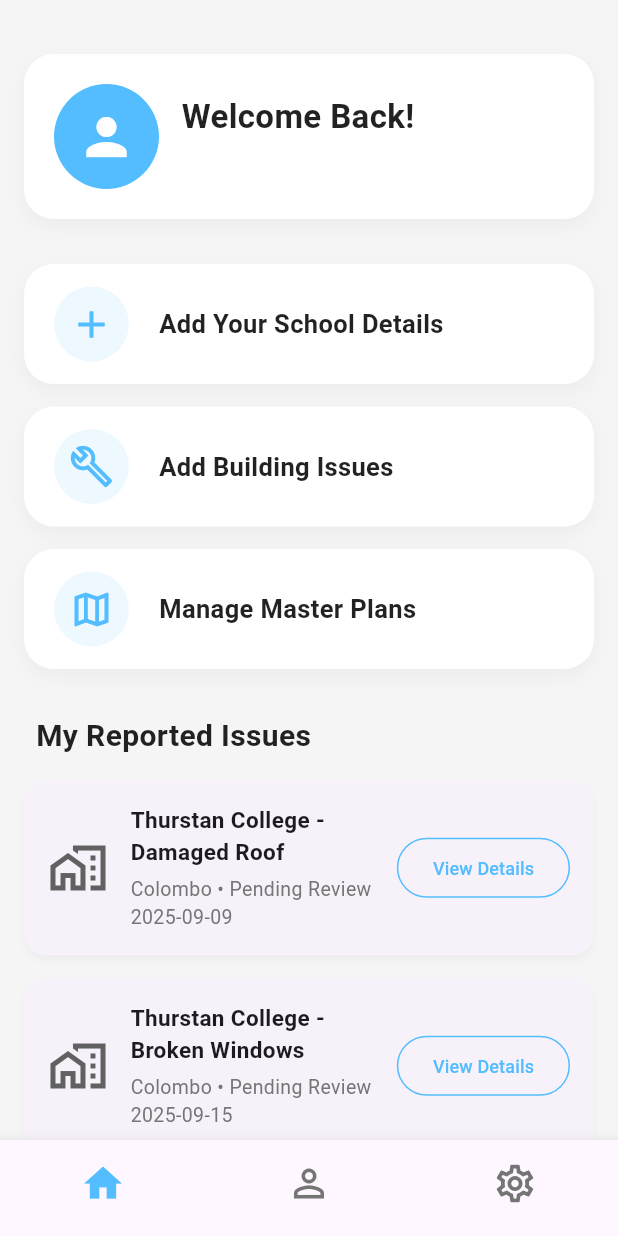
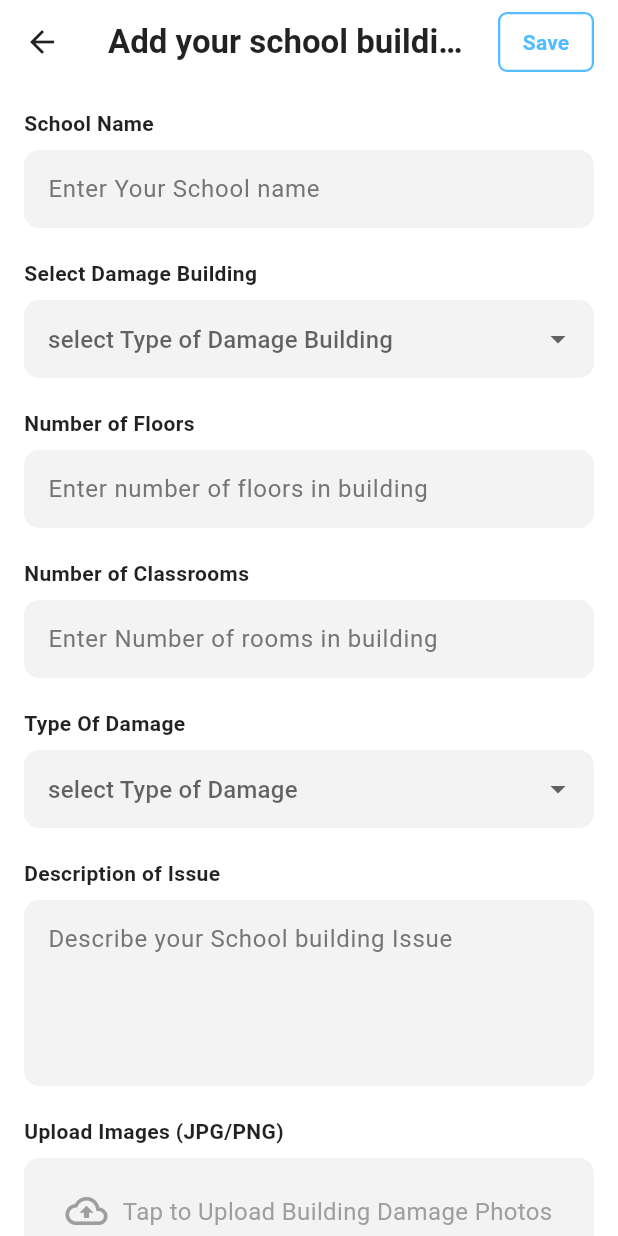
Before and after one commit to IrrigationDepartment/BuildCare, a Flutter app: the PrincipalDashboard screen opened directly with empty values, after a tap on "Add Building Issues", on a phone screen of 412 x 824 dp. Run offline on Flutter 3.47's test engine with Material 3 defaults, Android fonts, the phone set to English and light mode, and no system bars; our stand-ins replace cloud_firestore, firebase_auth, firebase_core, image_picker; accounts and stored records are empty; network calls fail.

Commit message:
updated
created add_building_issues_page.dart file

```diff
--- /dev/null
+++ b/lib/screens/Principal/add_building_issues_page.dart
@@ -0,0 +1,436 @@
+import 'package:flutter/material.dart';
+import 'package:intl/intl.dart';
+import 'package:image_picker/image_picker.dart'; // 💡 New import for image picking
+import 'dart:io'; // To handle the File type
+
+class AddBuildingIssuesPage extends StatefulWidget {
+  const AddBuildingIssuesPage({super.key});
+
+  @override
+  State<AddBuildingIssuesPage> createState() => _AddBuildingIssuesPageState();
+}
+
+class _AddBuildingIssuesPageState extends State<AddBuildingIssuesPage> {
+  final _formKey = GlobalKey<FormState>();
+
+  final TextEditingController _schoolNameController = TextEditingController();
+  final TextEditingController _floorsController = TextEditingController();
+  final TextEditingController _classroomsController = TextEditingController();
+  final TextEditingController _descriptionController = TextEditingController();
+  final TextEditingController _dateController = TextEditingController();
+
+  String? _selectedBuilding;
+  String? _selectedDamageType;
+  DateTime? _selectedDate;
+
+  // 💡 New state variable to hold the selected image file(s)
+  final List<File> _selectedImages = [];
+  final ImagePicker _picker = ImagePicker();
+
+  static const Color _primaryColor = Color(0xFF53BDFF);
+  static const Color _textFieldBackgroundColor = Color(0xFFF3F3F3);
+
+  final List<String> _buildingTypes = [
+    'Academic Classroom', 'Office', 'Science Lab', 'Technology Lab', 'Library',
+    'Hostel', 'Computer Lab', 'Dahampasala Lab', 'Store Room', 'Auditorium',
+    'Main Hall', 'Changing Room', 'Security Room', 'Wash Room', 'Boundary Wall'
+  ];
+
+  final List<String> _damageTypes = [
+    'Foundation & Wall Damage', 'Roofing Damage', 'Utility Damage (Electricity/Water)',
+    'Floor Damage', 'Plumbing/Draining Structural Issue', 'Windows/Doors Frame Damage',
+    'Staircase & Corridor Damage'
+  ];
+
+  @override
+  void dispose() {
+    _schoolNameController.dispose();
+    _floorsController.dispose();
+    _classroomsController.dispose();
+    _descriptionController.dispose();
+    _dateController.dispose();
+    super.dispose();
+  }
+
+  // Function to show the Date Picker
+  Future<void> _selectDate(BuildContext context) async {
+    final DateTime? picked = await showDatePicker(
+      context: context,
+      initialDate: _selectedDate ?? DateTime.now(),
+      firstDate: DateTime(2000),
+      lastDate: DateTime.now(),
+      builder: (context, child) {
+        return Theme(
+          data: ThemeData.light().copyWith(
+            colorScheme: const ColorScheme.light(
+              primary: _primaryColor, // Primary color for date picker
+              onPrimary: Colors.white,
+              onSurface: Colors.black87,
+            ),
+          ),
+          child: child!,
+        );
+      },
+    );
+    if (picked != null && picked != _selectedDate) {
+      setState(() {
+        _selectedDate = picked;
+        _dateController.text = DateFormat('yyyy-MM-dd').format(picked);
+      });
+    }
+  }
+
+  // 💡 New function to pick an image
+  Future<void> _pickImage() async {
+    final XFile? pickedFile = await _picker.pickImage(
+      source: ImageSource.gallery,
+      imageQuality: 70,
+    );
+
+    if (pickedFile != null) {
+      setState(() {
+        _selectedImages.add(File(pickedFile.path));
+      });
+      // Optionally show a success message
+      ScaffoldMessenger.of(context).showSnackBar(
+        SnackBar(content: Text('Image Added: ${pickedFile.name}')),
+      );
+    }
+  }
+
+  // 💡 New function to remove an image
+  void _removeImage(int index) {
+    setState(() {
+      _selectedImages.removeAt(index);
+    });
+  }
+
+  @override
+  Widget build(BuildContext context) {
+    return Scaffold(
+      backgroundColor: Colors.white,
+      appBar: AppBar(
+        backgroundColor: Colors.white,
+        elevation: 0,
+        leading: IconButton(
+          icon: const Icon(Icons.arrow_back, color: Colors.black87),
+          onPressed: () => Navigator.pop(context),
+        ),
+        title: const Text(
+          "Add your school building Issues",
+          style: TextStyle(color: Colors.black87, fontWeight: FontWeight.w600),
+        ),
+        actions: [
+          Padding(
+            padding: const EdgeInsets.only(right: 16.0, top: 8.0, bottom: 8.0),
+            child: OutlinedButton(
+              onPressed: () {
+                if (_formKey.currentState!.validate()) {
+                  // Display a confirmation message on successful validation
+                  ScaffoldMessenger.of(context).showSnackBar(
+                    const SnackBar(content: Text('Building Issue Reported Successfully!')),
+                  );
+                  // Here you would typically save the data (e.g., to Firestore)
+                }
+              },
+              style: OutlinedButton.styleFrom(
+                side: const BorderSide(color: _primaryColor, width: 1.5),
+                shape: RoundedRectangleBorder(borderRadius: BorderRadius.circular(6)),
+                padding: const EdgeInsets.symmetric(horizontal: 10, vertical: 4),
+              ),
+              child: const Text(
+                "Save",
+                style: TextStyle(color: _primaryColor, fontSize: 14, fontWeight: FontWeight.bold),
+              ),
+            ),
+          ),
+        ],
+      ),
+      body: SafeArea(
+        child: SingleChildScrollView(
+          padding: const EdgeInsets.all(16),
+          child: Form(
+            key: _formKey,
+            child: Column(
+              crossAxisAlignment: CrossAxisAlignment.start,
+              children: [
+                _buildTextField("School Name", "Enter Your School name", _schoolNameController, isNumber: false),
+                _buildDropdown(
+                  "Select Damage Building",
+                  "select Type of Damage Building",
+                  _buildingTypes,
+                  _selectedBuilding,
+                  (String? value) {
+                    setState(() {
+                      _selectedBuilding = value;
+                    });
+                  }
+                ),
+                _buildTextField("Number of Floors", "Enter number of floors in building", _floorsController, isNumber: true),
+                _buildTextField("Number of Classrooms", "Enter Number of rooms in building", _classroomsController, isNumber: true),
+                _buildDropdown(
+                  "Type Of Damage",
+                  "select Type of Damage",
+                  _damageTypes,
+                  _selectedDamageType,
+                  (String? value) {
+                    setState(() {
+                      _selectedDamageType = value;
+                    });
+                  }
+                ),
+                _buildDescriptionField("Description of Issue", "Describe your School building Issue", _descriptionController),
+                // 💡 Calling the modified function to handle uploads
+                _buildUploadImagesSection(),
+                _buildDateField("Date Of Damage Occurance", "Enter Date Of Damage Occurance", _dateController, () => _selectDate(context)),
+              ],
+            ),
+          ),
+        ),
+      ),
+    );
+  }
+
+  /// Reusable Text Field builder
+  Widget _buildTextField(String label, String hint, TextEditingController controller, {required bool isNumber}) {
+    return Padding(
+      padding: const EdgeInsets.only(bottom: 20),
+      child: Column(
+        crossAxisAlignment: CrossAxisAlignment.start,
+        children: [
+          Text(
+            label,
+            style: const TextStyle(fontWeight: FontWeight.w600, color: Colors.black87),
+          ),
+          const SizedBox(height: 8),
+          TextFormField(
+            controller: controller,
+            keyboardType: isNumber ? TextInputType.number : TextInputType.text,
+            decoration: InputDecoration(
+              hintText: hint,
+              hintStyle: TextStyle(color: Colors.grey[600]),
+              filled: true,
+              fillColor: _textFieldBackgroundColor,
+              border: OutlineInputBorder(
+                borderRadius: BorderRadius.circular(10),
+                borderSide: BorderSide.none,
+              ),
+              contentPadding: const EdgeInsets.symmetric(vertical: 14, horizontal: 12),
+            ),
+            validator: (value) => value!.isEmpty ? 'Please enter $label' : null,
+          ),
+        ],
+      ),
+    );
+  }
+
+  /// Reusable Dropdown Field builder
+  Widget _buildDropdown(
+    String label,
+    String hint,
+    List<String> items,
+    String? currentValue, // Current selected value from State
+    Function(String? value) onChanged
+  ) {
+    return Padding(
+      padding: const EdgeInsets.only(bottom: 20),
+      child: Column(
+        crossAxisAlignment: CrossAxisAlignment.start,
+        children: [
+          Text(
+            label,
+            style: const TextStyle(fontWeight: FontWeight.w600, color: Colors.black87),
+          ),
+          const SizedBox(height: 8),
+          DropdownButtonFormField<String>(
+            value: currentValue, // CORRECT: Sets the currently selected item
+            decoration: InputDecoration(
+              hintText: hint,
+              hintStyle: TextStyle(color: Colors.grey[600]),
+              filled: true,
+              fillColor: _textFieldBackgroundColor,
+              border: OutlineInputBorder(
+                borderRadius: BorderRadius.circular(10),
+                borderSide: BorderSide.none,
+              ),
+              contentPadding: const EdgeInsets.symmetric(horizontal: 12).copyWith(top: 14, bottom: 14),
+            ),
+            isExpanded: true,
+            items: items.map((String value) {
+              return DropdownMenuItem<String>(
+                value: value,
+                child: Text(value, overflow: TextOverflow.ellipsis),
+              );
+            }).toList(),
+            onChanged: onChanged,
+            validator: (value) => value == null ? 'Please select $label' : null,
+          ),
+        ],
+      ),
+    );
+  }
+
+  /// Specific builder for the Description field (Multiline Text Field).
+  Widget _buildDescriptionField(String label, String hint, TextEditingController controller) {
+    return Padding(
+      padding: const EdgeInsets.only(bottom: 20),
+      child: Column(
+        crossAxisAlignment: CrossAxisAlignment.start,
+        children: [
+          Text(
+            label,
+            style: const TextStyle(fontWeight: FontWeight.w600, color: Colors.black87),
+          ),
+          const SizedBox(height: 8),
+          TextFormField(
+            controller: controller,
+            maxLines: 4, // Allow multiline input
+            decoration: InputDecoration(
+              hintText: hint,
+              hintStyle: TextStyle(color: Colors.grey[600]),
+              filled: true,
+              fillColor: _textFieldBackgroundColor,
+              border: OutlineInputBorder(
+                borderRadius: BorderRadius.circular(10),
+                borderSide: BorderSide.none,
+              ),
+              contentPadding: const EdgeInsets.symmetric(vertical: 14, horizontal: 12),
+            ),
+            validator: (value) => value!.isEmpty ? 'Please enter $label' : null,
+          ),
+        ],
+      ),
+    );
+  }
+
+  /// Builder for the Date Of Damage Occurance field.
+  Widget _buildDateField(String label, String hint, TextEditingController controller, VoidCallback onTap) {
+    return Padding(
+      padding: const EdgeInsets.only(bottom: 20),
+      child: Column(
+        crossAxisAlignment: CrossAxisAlignment.start,
+        children: [
+          Text(
+            label,
+            style: const TextStyle(fontWeight: FontWeight.w600, color: Colors.black87),
+          ),
+          const SizedBox(height: 8),
+          TextFormField(
+            controller: controller,
+            readOnly: true, // Prevent manual typing
+            onTap: onTap, // Open date picker on tap
+            decoration: InputDecoration(
+              hintText: hint,
+              hintStyle: TextStyle(color: Colors.grey[600]),
+              filled: true,
+              fillColor: _textFieldBackgroundColor,
+              border: OutlineInputBorder(
+                borderRadius: BorderRadius.circular(10),
+                borderSide: BorderSide.none,
+              ),
+              contentPadding: const EdgeInsets.symmetric(vertical: 14, horizontal: 12),
+              // Calendar icon at the end
+              suffixIcon: const Icon(Icons.calendar_today_outlined, color: Colors.grey),
+            ),
+            validator: (value) => value!.isEmpty ? 'Please select $label' : null,
+          ),
+        ],
+      ),
+    );
+  }
+
+
+  /// 💡 MODIFIED Builder for the Upload Images section.
+  Widget _buildUploadImagesSection() {
+    return Padding(
+      padding: const EdgeInsets.only(bottom: 20),
+      child: Column(
+        crossAxisAlignment: CrossAxisAlignment.start,
+        children: [
+          const Text(
+            'Upload Images (JPG/PNG)',
+            style: TextStyle(fontWeight: FontWeight.w600, color: Colors.black87),
+          ),
+          const SizedBox(height: 8),
+
+          // 💡 InkWell added to make the area clickable for image upload
+          InkWell(
+            onTap: _pickImage, // Call the image picker function
+            child: Container(
+              padding: const EdgeInsets.symmetric(vertical: 20, horizontal: 12),
+              decoration: BoxDecoration(
+                color: _textFieldBackgroundColor,
+                borderRadius: BorderRadius.circular(10),
+                border: Border.all(
+                  color: _selectedImages.isEmpty ? Colors.transparent : _primaryColor,
+                  width: 1.5
+                ),
+              ),
+              child: const Row(
+                mainAxisAlignment: MainAxisAlignment.center,
+                children: [
+                  Icon(Icons.cloud_upload_outlined, size: 28, color: Colors.grey),
+                  SizedBox(width: 10),
+                  Text(
+                    'Tap to Upload Building Damage Photos',
+                    style: TextStyle(color: Colors.grey, fontSize: 16),
+                  ),
+                ],
+              ),
+            ),
+          ),
+
+          // 💡 Display selected images
+          if (_selectedImages.isNotEmpty)
+            Padding(
+              padding: const EdgeInsets.only(top: 10),
+              child: SizedBox(
+                height: 100, // Fixed height for the horizontal list
+                child: ListView.builder(
+                  scrollDirection: Axis.horizontal,
+                  itemCount: _selectedImages.length,
+                  itemBuilder: (context, index) {
+                    return Padding(
+                      padding: const EdgeInsets.only(right: 10),
+                      child: Stack(
+                        children: [
+                          ClipRRect(
+                            borderRadius: BorderRadius.circular(8),
+                            child: Image.file(
+                              _selectedImages[index],
+                              width: 100,
+                              height: 100,
+                              fit: BoxFit.cover,
+                            ),
+                          ),
+                          Positioned(
+                            top: 0,
+                            right: 0,
+                            child: GestureDetector(
+                              onTap: () => _removeImage(index),
+                              child: Container(
+                                decoration: BoxDecoration(
+                                  color: Colors.red,
+                                  shape: BoxShape.circle,
+                                  border: Border.all(color: Colors.white, width: 2),
+                                ),
+                                child: const Icon(
+                                  Icons.close,
+                                  size: 18,
+                                  color: Colors.white,
+                                ),
+                              ),
+                            ),
+                          ),
+                        ],
+                      ),
+                    );
+                  },
+                ),
+              ),
+            ),
+        ],
+      ),
+    );
+  }
+}
--- a/lib/screens/Principal/dashboard.dart
+++ b/lib/screens/Principal/dashboard.dart
@@ -1,5 +1,6 @@
 import 'package:flutter/material.dart';
-import 'add_school_details_page.dart'; // ✅ Correct import for your project name
+import 'add_school_details_page.dart';
+import 'add_building_issues_page.dart'; // ✅ New import for the building issues page
 
 class PrincipalDashboard extends StatelessWidget {
   final Map<String, dynamic>? userData;
@@ -60,12 +61,17 @@ class PrincipalDashboard extends StatelessWidget {
 
               const SizedBox(height: 15),
 
-              // ✅ Button 2: Placeholder for Building Issues
+              // ✅ Button 2: Navigate to Add Building Issues Page (UPDATED)
               _buildActionButton(
                 icon: Icons.build_outlined,
                 text: 'Add Building Issues',
                 onTap: () {
-                  // TODO: Add navigation for building issues page
+                  Navigator.push( // 🚩 Navigation added
+                    context,
+                    MaterialPageRoute(
+                      builder: (context) => const AddBuildingIssuesPage(),
+                    ),
+                  );
                 },
               ),
 
--- a/pubspec.yaml
+++ b/pubspec.yaml
@@ -33,7 +33,8 @@ dependencies:
   firebase_core: ^3.1.1 # Use the latest version
   firebase_auth: ^5.1.1 # Use the latest version
   cloud_firestore: ^5.0.2 # Use the latest version
-
+  intl: ^0.19.0 # Added for date formatting
+  image_picker: ^1.0.4 #  Add this line for image functionality
 
 dev_dependencies:
   flutter_test:
```
Also changed, not shown: lib/screens/Principal/add_school_details_page.dart (+106 -48 lines), pubspec.lock, 5 other files.
